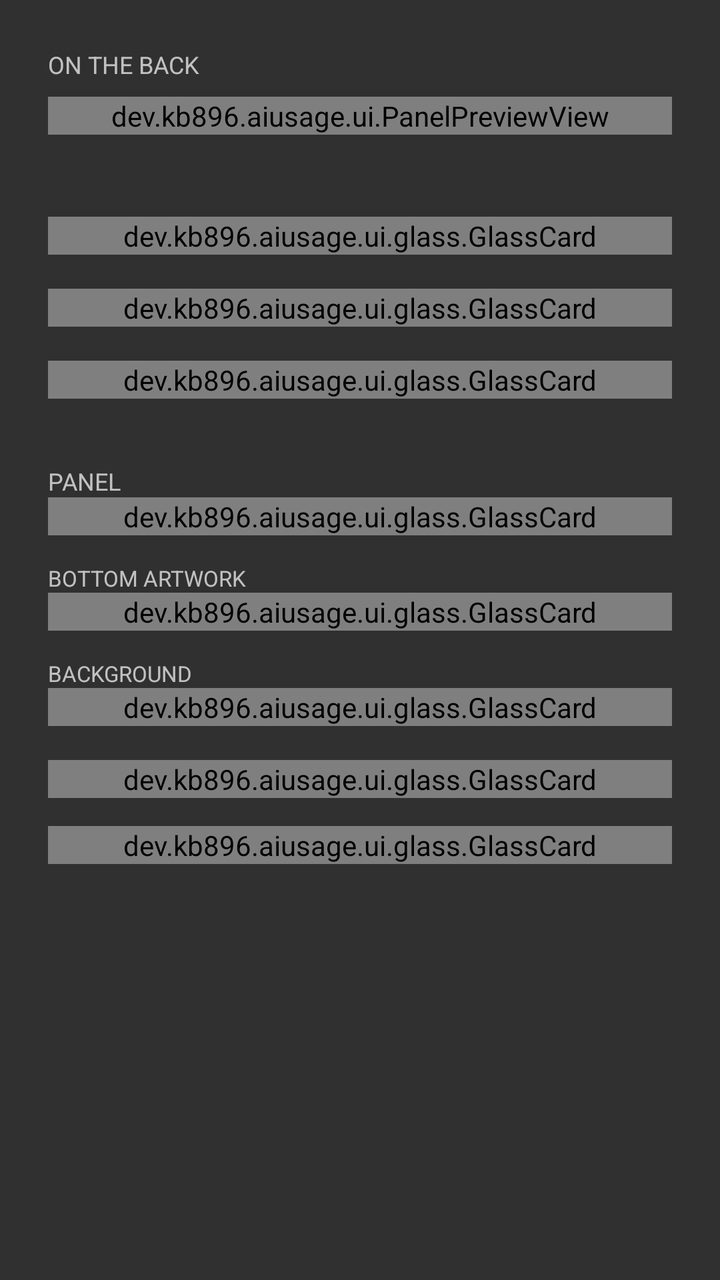
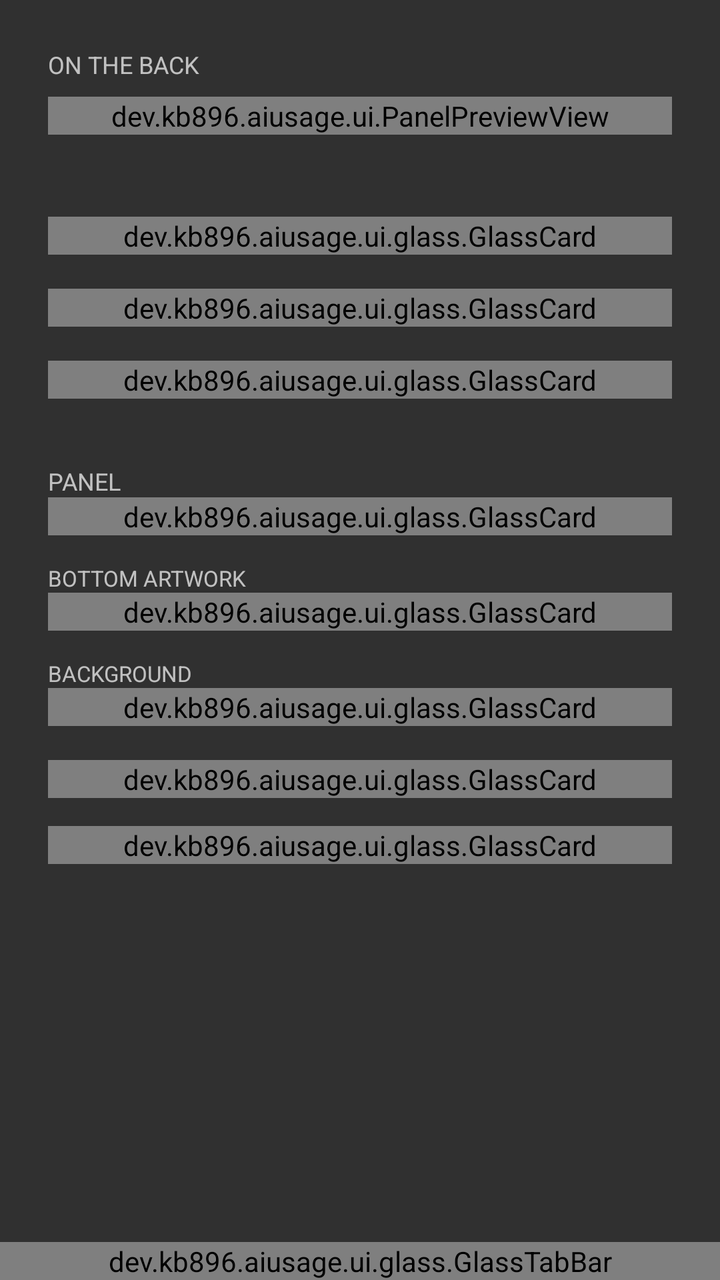

Two renders of the same Android screen: before a commit and after it. Below are the layout's source before the change and the commit's diff.
<!-- AndroidManifest.xml: application theme android:Theme.Material.NoActionBar -->
<!-- res/layout/activity_main.xml -->
<?xml version="1.0" encoding="utf-8"?>
<FrameLayout xmlns:android="http://schemas.android.com/apk/res/android"
    android:id="@+id/root_host"
    android:layout_width="match_parent"
    android:layout_height="match_parent">

<LinearLayout
    android:id="@+id/root_layout"
    android:layout_width="match_parent"
    android:layout_height="match_parent"
    android:orientation="vertical">

    <TextView
        android:id="@+id/preview_heading"
        android:layout_width="match_parent"
        android:layout_height="wrap_content"
        android:paddingStart="24dp"
        android:paddingTop="24dp"
        android:paddingEnd="24dp"
        android:text="ON THE BACK"
        android:textSize="12sp" />

    <dev.kb896.aiusage.ui.PanelPreviewView
        android:id="@+id/panel_preview"
        android:layout_width="match_parent"
        android:layout_height="wrap_content"
        android:layout_marginStart="24dp"
        android:layout_marginTop="8dp"
        android:layout_marginEnd="24dp" />

    <View
        android:id="@+id/rule_pinned"
        android:layout_width="match_parent"
        android:layout_height="1dp"
        android:layout_marginTop="16dp" />

    <ScrollView
        android:id="@+id/root_scroll"
        android:layout_width="match_parent"
        android:layout_height="0dp"
        android:layout_weight="1">

        <LinearLayout
            android:id="@+id/settings_layout"
            android:layout_width="match_parent"
            android:layout_height="wrap_content"
            android:orientation="vertical"
            android:padding="24dp">

        
        <dev.kb896.aiusage.ui.glass.GlassCard
            android:id="@+id/card_recovery"
            android:layout_width="match_parent"
            android:layout_height="wrap_content"
            android:orientation="vertical">

        
        <TextView
            android:id="@+id/recovery_note"
            android:layout_width="match_parent"
            android:layout_height="wrap_content"
            android:layout_marginTop="12dp"
            android:textSize="13sp"
            android:visibility="gone" />

        <HorizontalScrollView
            android:id="@+id/recovery_scroll"
            android:layout_width="match_parent"
            android:layout_height="wrap_content"
            android:layout_marginTop="4dp"
            android:scrollbars="horizontal"
            android:visibility="gone">

            <EditText
                android:id="@+id/recovery_command"
                android:layout_width="wrap_content"
                android:layout_height="wrap_content"
                android:background="@android:color/transparent"
                android:cursorVisible="false"
                android:importantForAutofill="no"
                android:inputType="none"
                android:paddingTop="2dp"
                android:paddingBottom="2dp"
                android:singleLine="true"
                android:textSize="13sp" />
        </HorizontalScrollView>

        <TextView
            android:id="@+id/recovery_display_absent"
            android:layout_width="match_parent"
            android:layout_height="wrap_content"
            android:layout_marginTop="8dp"
            android:textSize="13sp"
            android:visibility="gone" />

        </dev.kb896.aiusage.ui.glass.GlassCard>

        <View
            android:id="@+id/rule_1"
            android:layout_width="match_parent"
            android:layout_height="1dp"
            android:layout_marginTop="16dp" />

        <TextView
            android:id="@+id/setup_heading"
            android:layout_width="match_parent"
            android:layout_height="wrap_content"
            android:text="ONBOARDING"
            android:textSize="12sp"
            android:visibility="gone" />

        <dev.kb896.aiusage.ui.glass.GlassCard
            android:id="@+id/card_setup"
            android:layout_width="match_parent"
            android:layout_height="wrap_content"
            android:orientation="vertical">

        <LinearLayout
            android:id="@+id/setup_rows"
            android:layout_width="match_parent"
            android:layout_height="wrap_content"
            android:orientation="vertical" />

        </dev.kb896.aiusage.ui.glass.GlassCard>

        <View
            android:id="@+id/rule_2"
            android:layout_width="match_parent"
            android:layout_height="1dp"
            android:layout_marginTop="16dp" />

        <dev.kb896.aiusage.ui.glass.GlassCard
            android:id="@+id/card_control"
            android:layout_width="match_parent"
            android:layout_height="wrap_content"
            android:orientation="vertical">

        <LinearLayout
            android:layout_width="match_parent"
            android:layout_height="wrap_content"
            android:layout_marginTop="16dp"
            android:baselineAligned="false"
            android:orientation="horizontal">

            <dev.kb896.aiusage.ui.glass.GlassButton
                android:id="@+id/show_button"
                android:layout_width="0dp"
                android:layout_height="wrap_content"
                android:layout_marginEnd="4dp"
                android:layout_weight="1"
                android:text="Show on back"
                android:textSize="13sp" />

            <dev.kb896.aiusage.ui.glass.GlassButton
                android:id="@+id/hide_button"
                android:layout_width="0dp"
                android:layout_height="wrap_content"
                android:layout_marginStart="4dp"
                android:layout_weight="1"
                android:text="Hide"
                android:textSize="13sp" />
        </LinearLayout>

        </dev.kb896.aiusage.ui.glass.GlassCard>


        <View
            android:id="@+id/rule_settings"
            android:layout_width="match_parent"
            android:layout_height="1dp"
            android:layout_marginTop="16dp" />

        <TextView
            android:id="@+id/settings_heading"
            android:layout_width="match_parent"
            android:layout_height="wrap_content"
            android:layout_marginTop="16dp"
            android:text="PANEL"
            android:textSize="12sp" />

        <dev.kb896.aiusage.ui.glass.GlassCard
            android:id="@+id/card_panel"
            android:layout_width="match_parent"
            android:layout_height="wrap_content"
            android:orientation="vertical">

        <TextView
            android:id="@+id/settings_title_label"
            android:layout_width="match_parent"
            android:layout_height="wrap_content"
            android:layout_marginTop="10dp"
            android:text="TITLE"
            android:textSize="11sp" />

        
        <LinearLayout
            android:layout_width="match_parent"
            android:layout_height="wrap_content"
            android:layout_marginTop="2dp"
            android:baselineAligned="false"
            android:gravity="center_vertical"
            android:orientation="horizontal">

            <EditText
                android:id="@+id/settings_title"
                android:layout_width="0dp"
                android:layout_height="wrap_content"
                android:layout_weight="1"
                android:hint="CLAUDE USAGE"
                android:inputType="textCapCharacters"
                android:maxLines="1"
                android:textSize="14sp" />

            <dev.kb896.aiusage.ui.glass.GlassChip
                android:id="@+id/settings_title_color"
                android:layout_width="36dp"
                android:layout_height="36dp"
                android:layout_marginStart="12dp" />
        </LinearLayout>

        <LinearLayout
            android:id="@+id/settings_rows"
            android:layout_width="match_parent"
            android:layout_height="wrap_content"
            android:orientation="vertical" />

        </dev.kb896.aiusage.ui.glass.GlassCard>

        <TextView
            android:id="@+id/settings_art_label"
            android:layout_width="match_parent"
            android:layout_height="wrap_content"
            android:layout_marginTop="14dp"
            android:text="BOTTOM ARTWORK"
            android:textSize="11sp" />

        <dev.kb896.aiusage.ui.glass.GlassCard
            android:id="@+id/card_art"
            android:layout_width="match_parent"
            android:layout_height="wrap_content"
            android:orientation="vertical">

        <dev.kb896.aiusage.ui.glass.GlassButton
            android:id="@+id/art_pick"
            android:layout_width="match_parent"
            android:layout_height="wrap_content"
            android:layout_marginTop="4dp"
            android:text="Choose an image"
            android:textSize="13sp" />

        </dev.kb896.aiusage.ui.glass.GlassCard>

        
        <TextView
            android:id="@+id/backdrop_heading"
            android:layout_width="match_parent"
            android:layout_height="wrap_content"
            android:layout_marginTop="14dp"
            android:text="BACKGROUND"
            android:textSize="11sp" />

        <dev.kb896.aiusage.ui.glass.GlassCard
            android:id="@+id/card_backdrop"
            android:layout_width="match_parent"
            android:layout_height="wrap_content"
            android:orientation="vertical">

        <LinearLayout
            android:layout_width="match_parent"
            android:layout_height="wrap_content"
            android:layout_marginTop="4dp"
            android:baselineAligned="false"
            android:orientation="horizontal">

            <dev.kb896.aiusage.ui.glass.GlassButton
                android:id="@+id/backdrop_color"
                android:layout_width="0dp"
                android:layout_height="wrap_content"
                android:layout_weight="1"
                android:text="COLOR"
                android:textSize="13sp" />

            <dev.kb896.aiusage.ui.glass.GlassButton
                android:id="@+id/backdrop_pick"
                android:layout_width="0dp"
                android:layout_height="wrap_content"
                android:layout_marginStart="6dp"
                android:layout_weight="1"
                android:text="IMAGE"
                android:textSize="13sp" />

            <dev.kb896.aiusage.ui.glass.GlassIconButton
                android:id="@+id/backdrop_clear"
                android:layout_width="52dp"
                android:layout_height="match_parent"
                android:layout_marginStart="6dp"
                android:contentDescription="Remove the background image"
                android:scaleType="centerInside"
                android:src="@drawable/ic_trash" />
        </LinearLayout>

        </dev.kb896.aiusage.ui.glass.GlassCard>

        <View
            android:id="@+id/rule_advanced"
            android:layout_width="match_parent"
            android:layout_height="1dp"
            android:layout_marginTop="16dp" />

        <dev.kb896.aiusage.ui.glass.GlassCard
            android:id="@+id/card_advanced"
            android:layout_width="match_parent"
            android:layout_height="wrap_content"
            android:orientation="vertical">

        <TextView
            android:id="@+id/geo_heading"
            android:layout_width="match_parent"
            android:layout_height="wrap_content"
            android:layout_marginTop="16dp"
            android:text="ADVANCED  ▸"
            android:textSize="12sp" />

        <LinearLayout
            android:id="@+id/geo_body"
            android:layout_width="match_parent"
            android:layout_height="wrap_content"
            android:orientation="vertical"
            android:visibility="gone">

        <TextView
            android:id="@+id/geo_hint"
            android:layout_width="match_parent"
            android:layout_height="wrap_content"
            android:layout_marginTop="4dp"
            android:text="For a phone whose rear display is not the one this was measured on — a larger model, say. Both rings share X and radius so they cannot drift apart. Changes show on the back as you drag."
            android:textSize="10sp" />

        <LinearLayout
            android:id="@+id/advanced_rows"
            android:layout_width="match_parent"
            android:layout_height="wrap_content"
            android:orientation="vertical" />

        <TextView
            android:id="@+id/geo_cx_label"
            android:layout_width="match_parent"
            android:layout_height="wrap_content"
            android:layout_marginTop="10dp"
            android:text="RING X"
            android:textSize="11sp" />

        <dev.kb896.aiusage.ui.glass.GlassSlider
            style="@style/PanelSeekBar"
            android:id="@+id/geo_cx"
            android:layout_width="match_parent"
            android:layout_height="wrap_content" />

        <TextView
            android:id="@+id/geo_cy1_label"
            android:layout_width="match_parent"
            android:layout_height="wrap_content"
            android:layout_marginTop="10dp"
            android:text="PERSONAL Y"
            android:textSize="11sp" />

        <dev.kb896.aiusage.ui.glass.GlassSlider
            style="@style/PanelSeekBar"
            android:id="@+id/geo_cy1"
            android:layout_width="match_parent"
            android:layout_height="wrap_content" />

        <TextView
            android:id="@+id/geo_cy2_label"
            android:layout_width="match_parent"
            android:layout_height="wrap_content"
            android:layout_marginTop="10dp"
            android:text="WORK Y"
            android:textSize="11sp" />

        <dev.kb896.aiusage.ui.glass.GlassSlider
            style="@style/PanelSeekBar"
            android:id="@+id/geo_cy2"
            android:layout_width="match_parent"
            android:layout_height="wrap_content" />

        <TextView
            android:id="@+id/geo_radius_label"
            android:layout_width="match_parent"
            android:layout_height="wrap_content"
            android:layout_marginTop="10dp"
            android:text="RADIUS"
            android:textSize="11sp" />

        <dev.kb896.aiusage.ui.glass.GlassSlider
            style="@style/PanelSeekBar"
            android:id="@+id/geo_radius"
            android:layout_width="match_parent"
            android:layout_height="wrap_content" />

        <TextView
            android:id="@+id/geo_stroke_label"
            android:layout_width="match_parent"
            android:layout_height="wrap_content"
            android:layout_marginTop="10dp"
            android:text="STROKE"
            android:textSize="11sp" />

        <dev.kb896.aiusage.ui.glass.GlassSlider
            style="@style/PanelSeekBar"
            android:id="@+id/geo_stroke"
            android:layout_width="match_parent"
            android:layout_height="wrap_content" />

        <dev.kb896.aiusage.ui.glass.GlassButton
            android:id="@+id/geo_reset"
            android:layout_width="match_parent"
            android:layout_height="wrap_content"
            android:layout_marginTop="12dp"
            android:text="Reset to measured defaults"
            android:textSize="13sp" />

        </LinearLayout>

        </dev.kb896.aiusage.ui.glass.GlassCard>

        
        <FrameLayout
            android:id="@+id/debug_slot"
            android:layout_width="match_parent"
            android:layout_height="wrap_content" />

        
        <dev.kb896.aiusage.ui.glass.GlassCard
            android:id="@+id/card_credits"
            android:layout_width="match_parent"
            android:layout_height="wrap_content"
            android:layout_marginTop="14dp"
            android:orientation="vertical">

        <dev.kb896.aiusage.ui.glass.GlassButton
            android:id="@+id/credits"
            android:layout_width="match_parent"
            android:layout_height="wrap_content"
            android:layout_marginTop="4dp"
            android:text="Credits"
            android:textSize="13sp" />

        </dev.kb896.aiusage.ui.glass.GlassCard>

        </LinearLayout>
    </ScrollView>
</LinearLayout>
</FrameLayout>
<!-- resources referenced by this layout -->
<resources>
  <!-- drawable ic_trash (drawable) -->
  <vector xmlns:android="http://schemas.android.com/apk/res/android"
      android:width="24dp"
      android:height="24dp"
      android:viewportWidth="24"
      android:viewportHeight="24"
      android:tint="?android:attr/textColorPrimary">
      <path
          android:fillColor="@android:color/white"
          android:pathData="M6,19c0,1.1 0.9,2 2,2h8c1.1,0 2,-0.9 2,-2V7H6v12zM19,4h-3.5l-1,-1h-5l-1,1H5v2h14V4z" />
  </vector>
  <style name="PanelSeekBar" parent="@android:style/Widget.Material.SeekBar">
          <item name="android:progressDrawable">@drawable/seek_track</item>
          <item name="android:thumb">@drawable/seek_thumb</item>
          <item name="android:thumbOffset">0dp</item>
          
          <item name="android:splitTrack">false</item>
          <item name="android:background">@null</item>
      </style>
  <!-- drawable seek_track (drawable) -->
  <?xml version="1.0" encoding="utf-8"?>
  <layer-list xmlns:android="http://schemas.android.com/apk/res/android">
      <item android:id="@android:id/background">
          <shape android:shape="rectangle">
              <solid android:color="#FF2A2C2E" />
              <size android:height="6dp" />
          </shape>
      </item>
      <item android:id="@android:id/progress">
          <clip>
              <shape android:shape="rectangle">
                  <solid android:color="#FFB5BD68" />
                  <size android:height="6dp" />
              </shape>
          </clip>
      </item>
  </layer-list>
  <!-- drawable seek_thumb (drawable) -->
  <?xml version="1.0" encoding="utf-8"?>
  <shape xmlns:android="http://schemas.android.com/apk/res/android"
      android:shape="rectangle">
      <solid android:color="#FFB5BD68" />
      <size android:width="18dp" android:height="18dp" />
  </shape>
</resources>

<!-- the commit's change to res/layout/activity_main.xml (unified diff, before → after) -->
@@ -38,7 +38,8 @@
         android:id="@+id/root_scroll"
         android:layout_width="match_parent"
         android:layout_height="0dp"
-        android:layout_weight="1">
+        android:layout_weight="1"
+        android:clipToPadding="false">
 
         <LinearLayout
             android:id="@+id/settings_layout"
@@ -123,6 +124,13 @@
 
         </dev.kb896.aiusage.ui.glass.GlassCard>
 
+        
+        <LinearLayout
+            android:id="@+id/tab_usage"
+            android:layout_width="match_parent"
+            android:layout_height="wrap_content"
+            android:orientation="vertical">
+
         <View
             android:id="@+id/rule_2"
             android:layout_width="match_parent"
@@ -201,7 +209,7 @@
             android:gravity="center_vertical"
             android:orientation="horizontal">
 
-            <EditText
+            <dev.kb896.aiusage.ui.glass.GlassField
                 android:id="@+id/settings_title"
                 android:layout_width="0dp"
                 android:layout_height="wrap_content"
@@ -449,6 +457,108 @@
         </dev.kb896.aiusage.ui.glass.GlassCard>
 
         </LinearLayout>
+
+        <LinearLayout
+            android:id="@+id/tab_clock"
+            android:layout_width="match_parent"
+            android:layout_height="wrap_content"
+            android:orientation="vertical"
+            android:visibility="gone">
+
+        <TextView
+            android:id="@+id/clock_heading"
+            android:layout_width="match_parent"
+            android:layout_height="wrap_content"
+            android:layout_marginTop="16dp"
+            android:text="CLOCK PAGE"
+            android:textSize="12sp" />
+
+        <dev.kb896.aiusage.ui.glass.GlassCard
+            android:id="@+id/card_clock"
+            android:layout_width="match_parent"
+            android:layout_height="wrap_content"
+            android:orientation="vertical">
+
+        <LinearLayout
+            android:id="@+id/clock_rows"
+            android:layout_width="match_parent"
+            android:layout_height="wrap_content"
+            android:orientation="vertical" />
+
+        </dev.kb896.aiusage.ui.glass.GlassCard>
+
+        </LinearLayout>
+
+        <LinearLayout
+            android:id="@+id/tab_media"
+            android:layout_width="match_parent"
+            android:layout_height="wrap_content"
+            android:orientation="vertical"
+            android:visibility="gone">
+
+        <TextView
+            android:id="@+id/media_heading"
+            android:layout_width="match_parent"
+            android:layout_height="wrap_content"
+            android:layout_marginTop="16dp"
+            android:text="MEDIA PAGE"
+            android:textSize="12sp" />
+
+        <dev.kb896.aiusage.ui.glass.GlassCard
+            android:id="@+id/card_media"
+            android:layout_width="match_parent"
+            android:layout_height="wrap_content"
+            android:orientation="vertical">
+
+        <LinearLayout
+            android:id="@+id/media_rows"
+            android:layout_width="match_parent"
+            android:layout_height="wrap_content"
+            android:orientation="vertical" />
+
+        </dev.kb896.aiusage.ui.glass.GlassCard>
+
+        </LinearLayout>
+
+        <LinearLayout
+            android:id="@+id/tab_aod"
+            android:layout_width="match_parent"
+            android:layout_height="wrap_content"
+            android:orientation="vertical"
+            android:visibility="gone">
+
+        <TextView
+            android:id="@+id/aod_heading"
+            android:layout_width="match_parent"
+            android:layout_height="wrap_content"
+            android:layout_marginTop="16dp"
+            android:text="ALWAYS-ON"
+            android:textSize="12sp" />
+
+        <dev.kb896.aiusage.ui.glass.GlassCard
+            android:id="@+id/card_aod"
+            android:layout_width="match_parent"
+            android:layout_height="wrap_content"
+            android:orientation="vertical">
+
+        <LinearLayout
+            android:id="@+id/aod_rows"
+            android:layout_width="match_parent"
+            android:layout_height="wrap_content"
+            android:orientation="vertical" />
+
+        </dev.kb896.aiusage.ui.glass.GlassCard>
+
+        </LinearLayout>
+
+        </LinearLayout>
     </ScrollView>
 </LinearLayout>
+
+
+<dev.kb896.aiusage.ui.glass.GlassTabBar
+    android:id="@+id/tab_bar"
+    android:layout_width="match_parent"
+    android:layout_height="wrap_content"
+    android:layout_gravity="bottom" />
 </FrameLayout>
